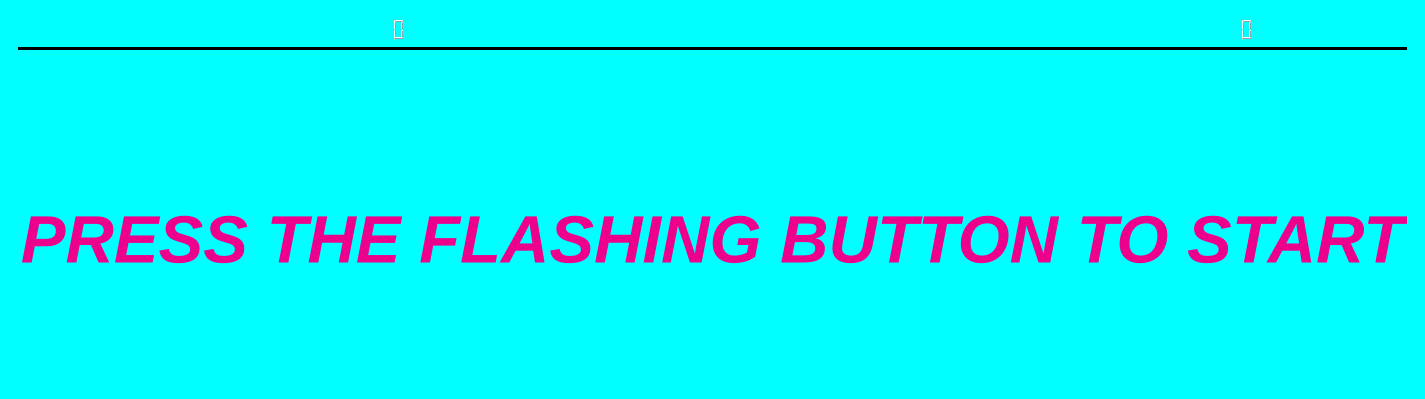
This is GUI/main.ui in Neil-Sawhney/accelerating_circularity-sorting_game as Qt 5 draws it before an edit; both pictures show x 0 to 1425 and y 0 to 399 of the 1425 by 814 pixel window. The edited form follows.
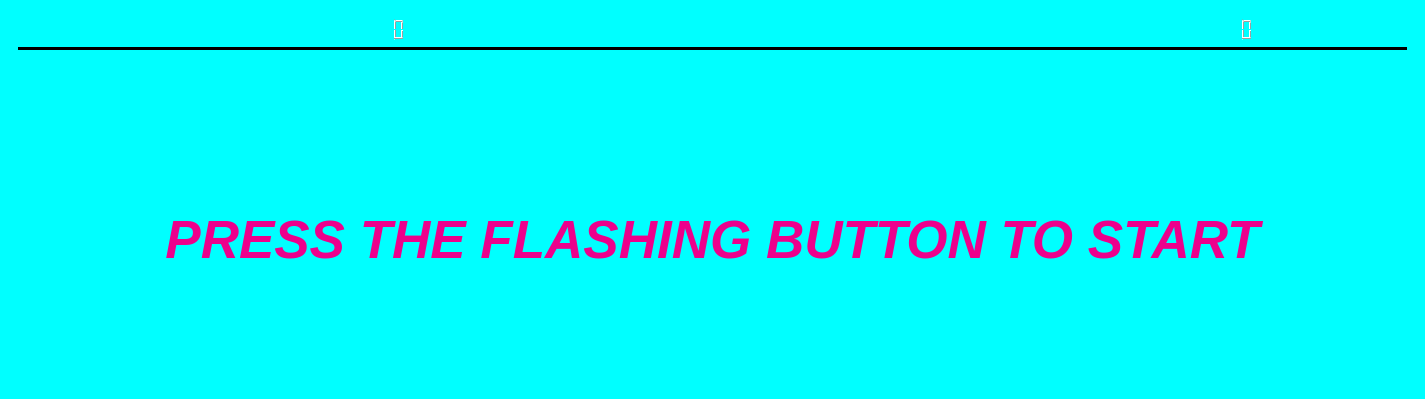
This is the edited form. Icons and pictures are not drawn.

Patch:
```diff
--- a/GUI/main.ui
+++ b/GUI/main.ui
@@ -13,6 +13,7 @@
   <property name="font">
    <font>
     <family>Standard Symbols PS [URW ]</family>
+    <pointsize>7</pointsize>
    </font>
   </property>
   <property name="windowTitle">
@@ -362,7 +363,7 @@
          <property name="font">
           <font>
            <family>Arimo</family>
-           <pointsize>50</pointsize>
+           <pointsize>40</pointsize>
            <weight>75</weight>
            <italic>true</italic>
            <bold>true</bold>
```
Left out of the diff: 2 changed lines with no effect on the pictures.
